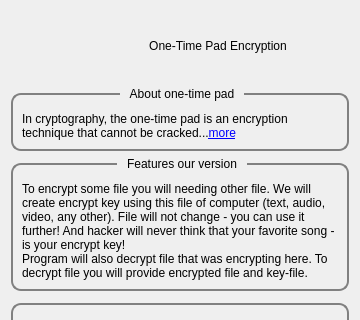
Qt form onetimepadgeneratorwgt.ui (Bloc10FinTech/blockpad) before a commit; both pictures show x 0 to 360 and y 0 to 320 of the 360 by 738 pixel window.
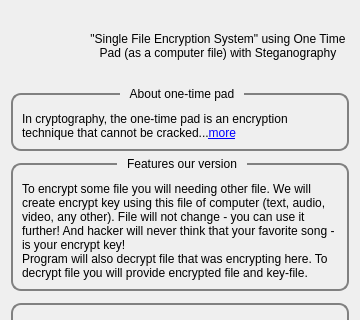
The same form after that commit. Icons and pictures are not drawn.

Commit message: add new one-time pads generate

```diff
--- a/onetimepadgeneratorwgt.ui
+++ b/onetimepadgeneratorwgt.ui
@@ -65,11 +65,14 @@
      <item>
       <widget class="QLabel" name="labelTitleOneTimePad">
        <property name="text">
-        <string>One-Time Pad Encryption</string>
+        <string>&quot;Single File Encryption System&quot; using One Time Pad (as a computer file) with Steganography</string>
        </property>
        <property name="alignment">
         <set>Qt::AlignCenter</set>
        </property>
+       <property name="wordWrap">
+        <bool>true</bool>
+       </property>
       </widget>
      </item>
     </layout>
```
The commit also changes 17 other files.
